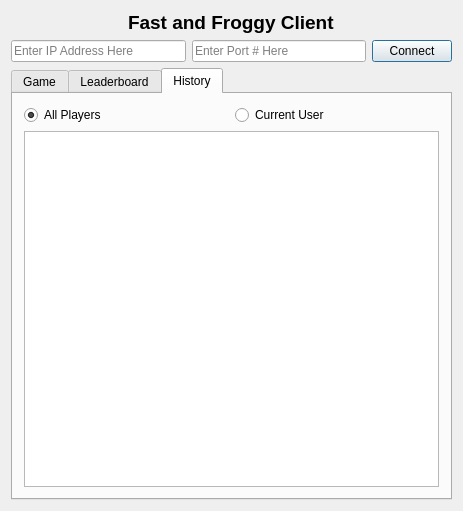
This is client/dialog.ui in shorewind/frogger as Qt 5 draws it before an edit. The edited form follows.
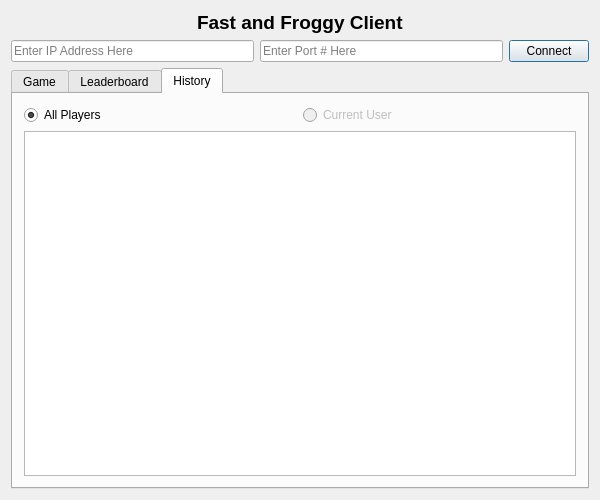
This is the edited form.

The edit to the form file:
```diff
--- a/client/dialog.ui
+++ b/client/dialog.ui
@@ -6,8 +6,8 @@
    <rect>
     <x>0</x>
     <y>0</y>
-    <width>463</width>
-    <height>511</height>
+    <width>600</width>
+    <height>500</height>
    </rect>
   </property>
   <property name="windowTitle">
@@ -241,6 +241,9 @@
            </item>
            <item>
             <widget class="QRadioButton" name="currentUserButton">
+             <property name="enabled">
+              <bool>false</bool>
+             </property>
              <property name="text">
               <string>Current User</string>
              </property>
```
Left out of the diff: 6 changed lines with no effect on the pictures.
